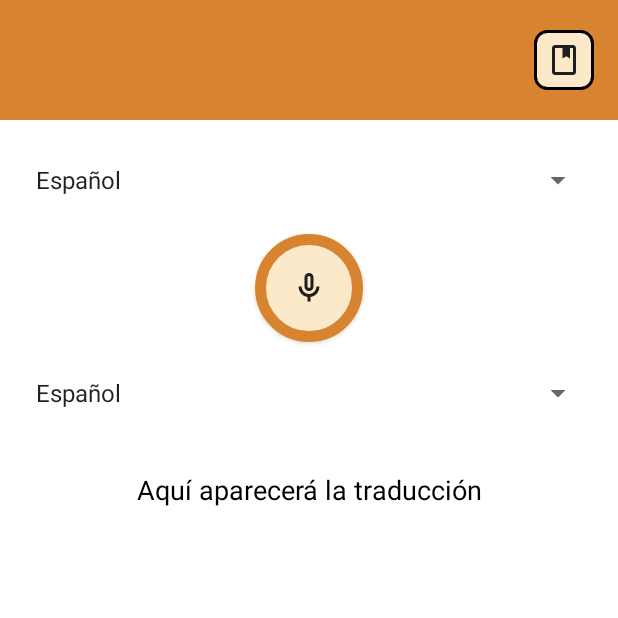
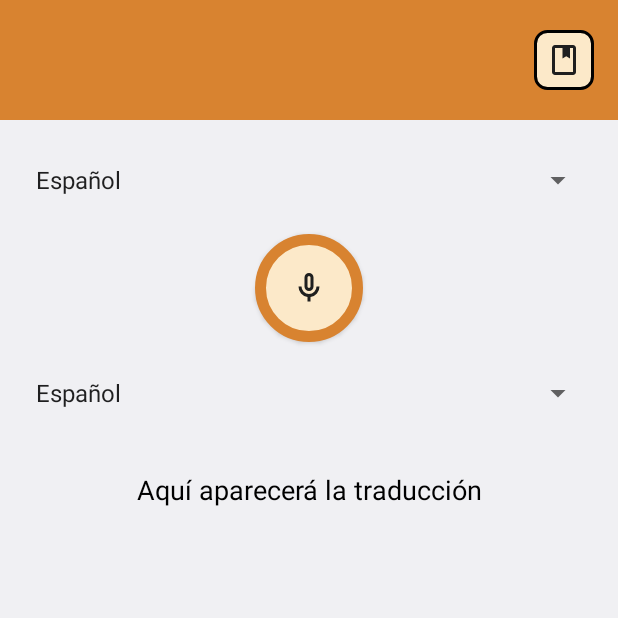
Before and after one commit to Santiago-yamil/Kolibri, an Android app: the screen it shows after launch (MainActivity), on a phone screen of 412 x 824 dp, the top half of it. Run offline under Robolectric (Android 15) with nearby library versions, the phone set to English and light mode, and no system bars; our stand-ins replace Room's generated code.

Commit message:
Cambiar Fondo

```diff
--- a/app/src/main/res/layout/actymain.xml
+++ b/app/src/main/res/layout/actymain.xml
@@ -36,6 +36,7 @@
         android:layout_weight="1"
         android:orientation="vertical"
         android:padding="16dp"
+        android:background="@color/gray"
         android:gravity="center_horizontal">
 
         <!-- Spinner idioma origen -->
```
